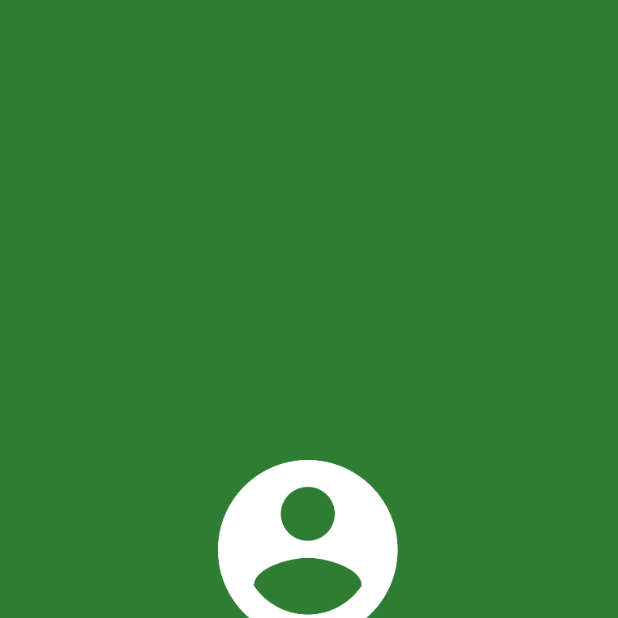
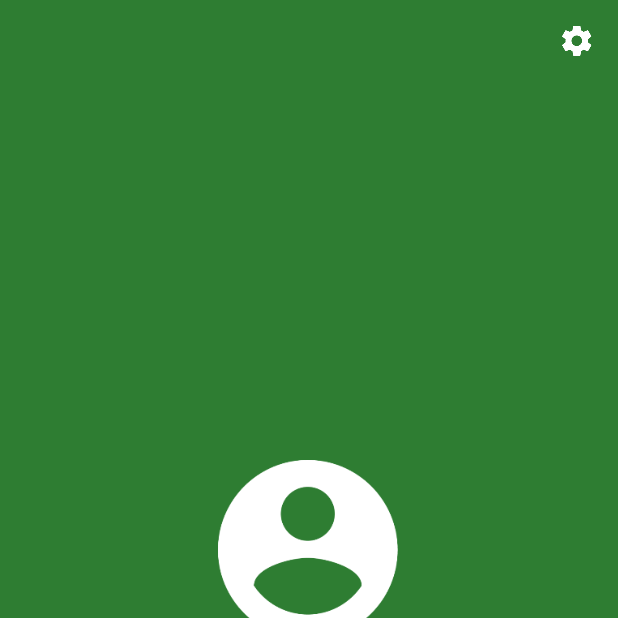
Before and after one commit to bernardorufino/terpsychore-android, an Android app: the screen it shows after launch (LoginActivity), on a phone screen of 412 x 824 dp, the top half of it. Run offline under Robolectric (Android 15) with nearby library versions, the phone set to English and light mode, and no system bars; our stand-ins replace Picasso; libraries missing offline, so code that uses them is left out: com.spotify.sdk; pictures from the network do not load; 1 statement that could not run was skipped.

Commit message:
Add settings to login screen

```diff
--- a/app/src/main/AndroidManifest.xml
+++ b/app/src/main/AndroidManifest.xml
@@ -49,7 +49,6 @@
 
         <activity
             android:name=".activities.SettingsActivity"
-            android:parentActivityName=".activities.MainActivity"
             android:theme="@style/AppTheme.NoActionBar"
             android:label="@string/settings_activity_title"
             />
--- a/app/src/main/java/com/brufino/terpsychore/activities/LoginActivity.java
+++ b/app/src/main/java/com/brufino/terpsychore/activities/LoginActivity.java
@@ -10,6 +10,7 @@ import android.preference.PreferenceManager;
 import android.support.annotation.Nullable;
 import android.support.v7.app.AppCompatActivity;
 import android.util.Log;
+import android.view.View;
 import android.widget.ImageView;
 import android.widget.ProgressBar;
 import android.widget.TextView;
@@ -61,6 +62,7 @@ public class LoginActivity extends AppCompatActivity {
                 .apply();
     }
 
+    private ImageView vSettingsIcon;
     private TextView vMessageText;
     private ImageView vProfileImage;
     private ProgressBar vProgressBar;
@@ -72,6 +74,8 @@ public class LoginActivity extends AppCompatActivity {
         super.onCreate(savedInstanceState);
         setContentView(R.layout.activity_login);
 
+        vSettingsIcon = (ImageView) findViewById(R.id.login_settings_icon);
+        vSettingsIcon.setOnClickListener(mOnSettingsIconClickListener);
         vProfileImage = (ImageView) findViewById(R.id.login_profile_image);
         vMessageText = (TextView) findViewById(R.id.login_message);
         vProgressBar = (ProgressBar) findViewById(R.id.login_progress_bar);
@@ -85,6 +89,14 @@ public class LoginActivity extends AppCompatActivity {
         Call<JsonObject> call = mAuthenticationApi.getScopes();
         call.enqueue(mGetScopesCallback);
     }
+
+    private View.OnClickListener mOnSettingsIconClickListener = new View.OnClickListener() {
+        @Override
+        public void onClick(View v) {
+            Intent intent = new Intent(LoginActivity.this, SettingsActivity.class);
+            startActivity(intent);
+        }
+    };
 
     /* TODO: Think about activity life cycle */
     private Callback<JsonObject> mGetScopesCallback = new Callback<JsonObject>() {
--- a/app/src/main/res/layout/activity_login.xml
+++ b/app/src/main/res/layout/activity_login.xml
@@ -4,6 +4,17 @@
     android:layout_height="match_parent"
     android:background="@color/colorPrimaryDark"
     >
+
+    <ImageView
+        android:id="@+id/login_settings_icon"
+        android:layout_width="wrap_content"
+        android:layout_height="wrap_content"
+        android:layout_alignParentTop="true"
+        android:layout_alignParentRight="true"
+        android:layout_marginTop="15dp"
+        android:layout_marginRight="15dp"
+        android:src="@drawable/ic_settings_white_24dp"
+        />
 
     <LinearLayout
         android:layout_width="wrap_content"
```
Also changed, not shown: app/src/main/java/com/brufino/terpsychore/activities/SettingsActivity.java (+16 -1 lines).
